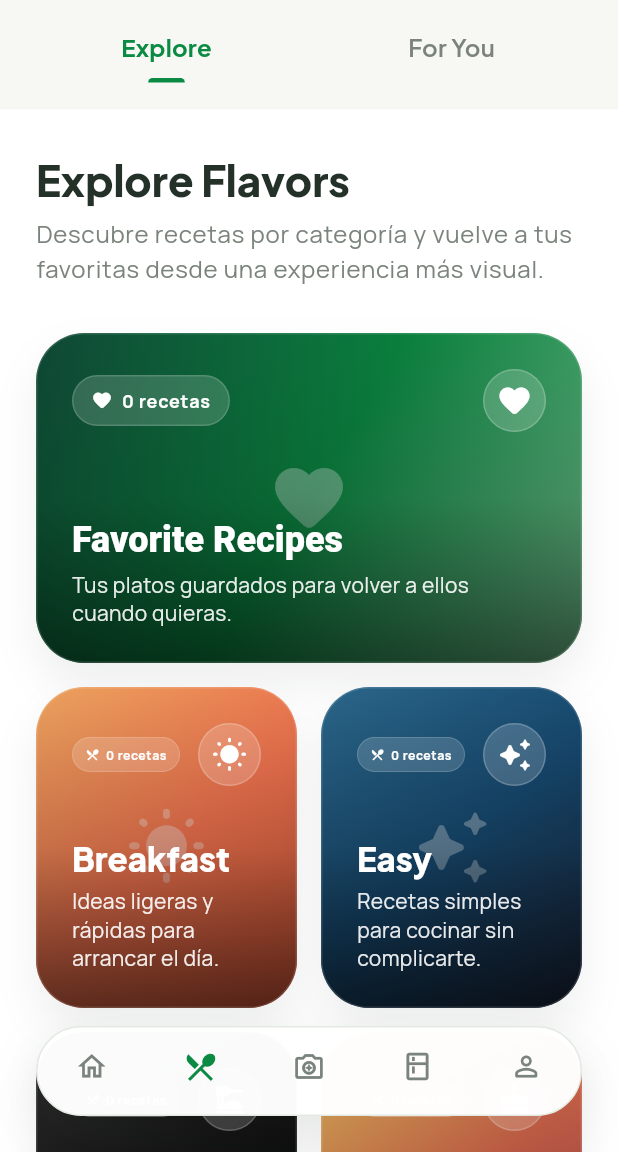
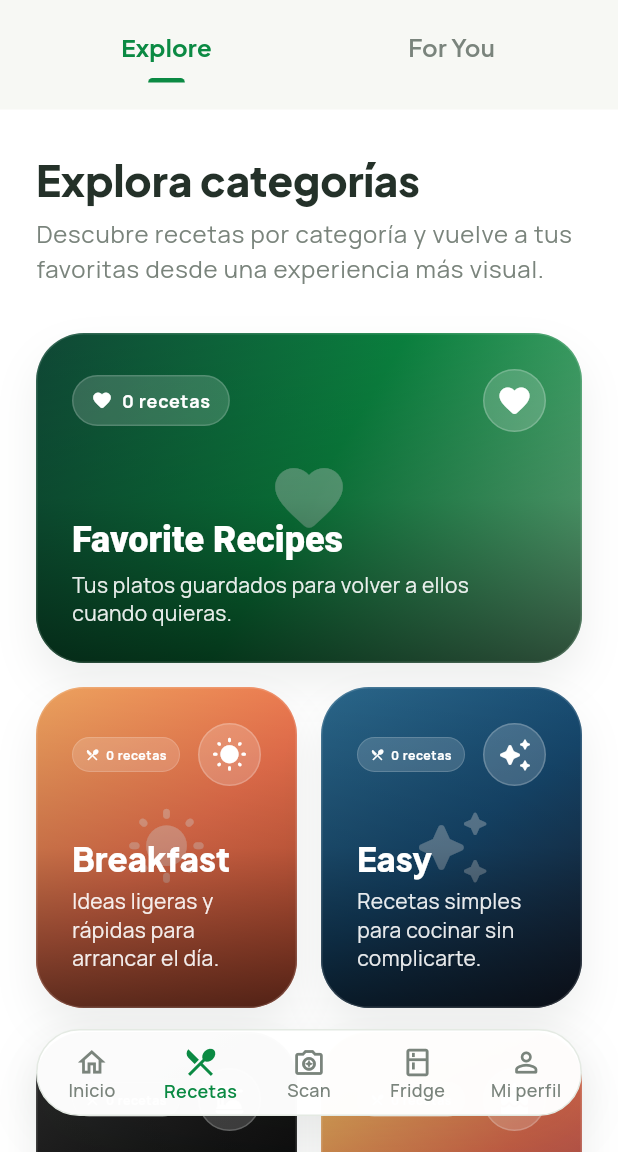
Before and after one commit to benjvm/WTFood, a Flutter app: the screen it shows once a user with an empty profile is signed in, item 2 of the bottom bar chosen, on a phone screen of 412 x 824 dp, the part 84-1236 px from its top. Run offline on Flutter 3.47's test engine with Material 3 defaults, Android fonts, the phone set to English and light mode, and no system bars; our stand-ins replace cached_network_image, cloud_firestore, firebase_auth, firebase_core, flutter_dotenv, google_fonts and 2 more; accounts and stored records are empty.

Commit message:
Nuevos labels en barra inferior
Co-authored-by: Copilot <copilot@github.com>

```diff
--- a/wtfood_app/lib/screens/home/home_screen.dart
+++ b/wtfood_app/lib/screens/home/home_screen.dart
@@ -204,7 +204,7 @@ class _ScanCallToAction extends StatelessWidget {
                   ),
                 ),
                 child: const Icon(
-                  Icons.document_scanner_rounded,
+                  Icons.enhance_photo_translate_rounded,
                   color: Colors.white,
                   size: 30,
                 ),
--- a/wtfood_app/lib/screens/main_screen.dart
+++ b/wtfood_app/lib/screens/main_screen.dart
@@ -196,22 +196,32 @@ class _MainScreenState extends State<MainScreen> {
           child: BottomNavigationBar(
             currentIndex: _currentIndex,
             onTap: _selectTab,
-            showSelectedLabels: false,
-            showUnselectedLabels: false,
+            showSelectedLabels: true,
+            showUnselectedLabels: true,
             type: BottomNavigationBarType.fixed,
             backgroundColor: Colors.transparent,
             selectedItemColor: colorScheme.primary,
             unselectedItemColor: colorScheme.onSurfaceVariant,
+            selectedFontSize: 12,
+            unselectedFontSize: 12,
+            selectedLabelStyle: const TextStyle(
+              fontWeight: FontWeight.w600,
+              height: 1.2,
+            ),
+            unselectedLabelStyle: const TextStyle(
+              fontWeight: FontWeight.w500,
+              height: 1.2,
+            ),
             items: const [
               BottomNavigationBarItem(
                 icon: Icon(Icons.home_outlined),
                 activeIcon: Icon(Icons.home),
-                label: 'Home',
+                label: 'Inicio',
               ),
               BottomNavigationBarItem(
                 icon: Icon(Icons.local_dining_rounded),
                 activeIcon: Icon(Icons.local_dining),
-                label: 'Recipes',
+                label: 'Recetas',
               ),
               BottomNavigationBarItem(
                 icon: Icon(Icons.enhance_photo_translate_outlined),
@@ -226,7 +236,7 @@ class _MainScreenState extends State<MainScreen> {
               BottomNavigationBarItem(
                 icon: Icon(Icons.person_outline_rounded),
                 activeIcon: Icon(Icons.person_rounded),
-                label: 'Profile',
+                label: 'Mi perfil',
               ),
             ],
           ),
--- a/wtfood_app/lib/screens/recipes/recipes_screen.dart
+++ b/wtfood_app/lib/screens/recipes/recipes_screen.dart
@@ -209,7 +209,7 @@ class _ExploreTabState extends State<_ExploreTab>
             crossAxisAlignment: CrossAxisAlignment.start,
             children: [
               Text(
-                'Explore Flavors',
+                'Explora categorías',
                 style: theme.textTheme.headlineMedium?.copyWith(
                   fontWeight: FontWeight.w800,
                   height: 1.05,
```
